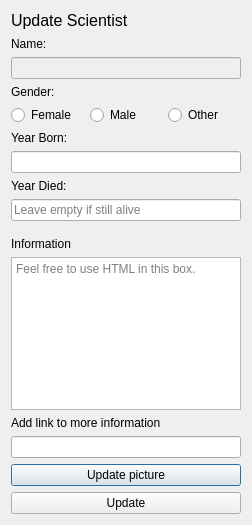
This is updatescientistwindow.ui in athenabjorg/sacr as Qt 5 draws it before an edit. The edited form follows.
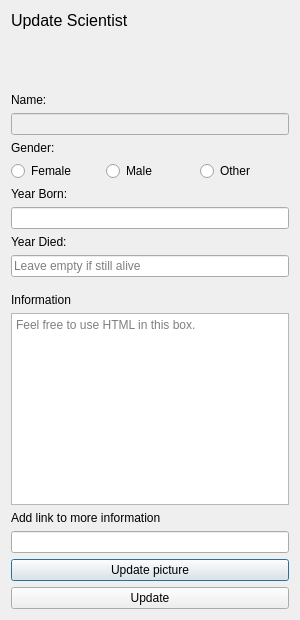
This is the edited form. Icons and pictures are not drawn.

```diff
--- a/updatescientistwindow.ui
+++ b/updatescientistwindow.ui
@@ -6,8 +6,8 @@
    <rect>
     <x>0</x>
     <y>0</y>
-    <width>252</width>
-    <height>525</height>
+    <width>300</width>
+    <height>620</height>
    </rect>
   </property>
   <property name="windowTitle">
```
Left out of the diff: 2 changed lines with no effect on the pictures.
